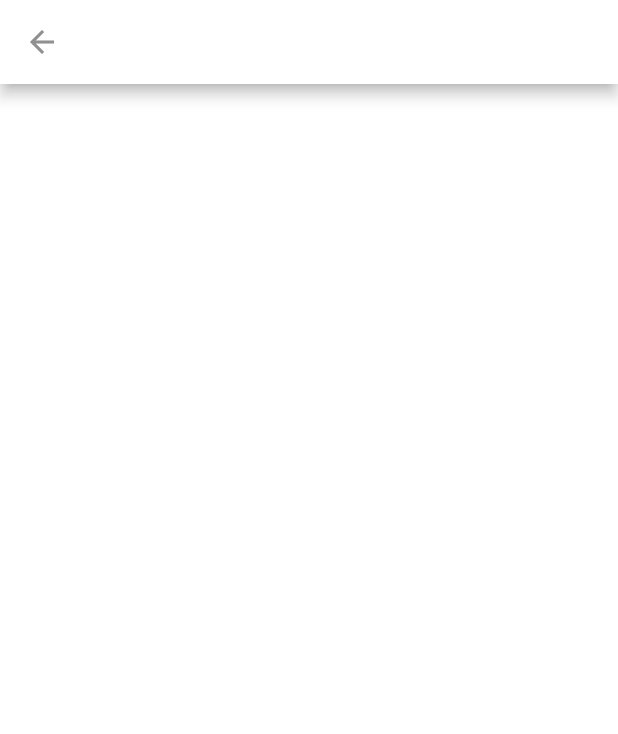
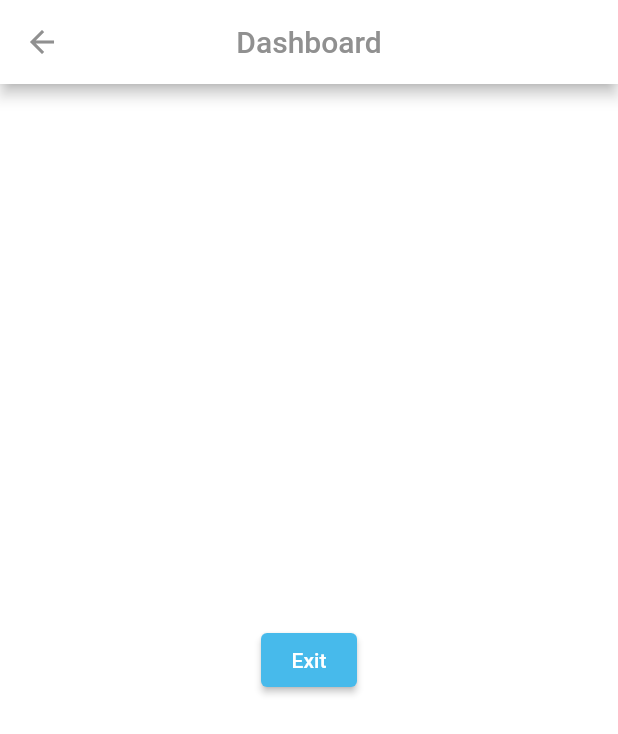
Before and after one commit to A-P-I-Team/MyMedFrontEnd, a Flutter app: the _DashboardPage screen opened directly, on a phone screen of 412 x 824 dp. Shown: the top 734 px of the screen. Run offline on Flutter 3.47's test engine with Material 2 defaults, Android fonts, the phone set to English and light mode, and no system bars; our stand-ins replace auto_route, cached_network_image, dropdown_search, image_picker, shared_preferences, smooth_page_indicator; accounts and stored records are empty.

Commit message:
Add exit button to dashboard page for debugging reasons

```diff
--- a/my_med/lib/src/modules/dashboard/pages/dashboard_page.dart
+++ b/my_med/lib/src/modules/dashboard/pages/dashboard_page.dart
@@ -1,4 +1,7 @@
+import 'package:auto_route/auto_route.dart';
 import 'package:flutter/material.dart';
+import 'package:my_med/src/components/utils/shared_preferences.dart';
+import 'package:my_med/src/core/routing/router.dart';
 import 'package:my_med/src/modules/dashboard/providers/dashboard_provider.dart';
 import 'package:provider/provider.dart';
 
@@ -20,7 +23,19 @@ class _DashboardPage extends StatelessWidget {
   @override
   Widget build(BuildContext context) {
     return Scaffold(
-      appBar: AppBar(),
+      appBar: AppBar(
+        title: const Text('Dashboard'),
+        centerTitle: true,
+      ),
+      body: Center(
+        child: ElevatedButton(
+          onPressed: () {
+            PreferencesService.logout();
+            context.router.replaceAll(const [OnboardingRoute()]);
+          },
+          child: const Text('Exit'),
+        ),
+      ),
     );
   }
 }
```
